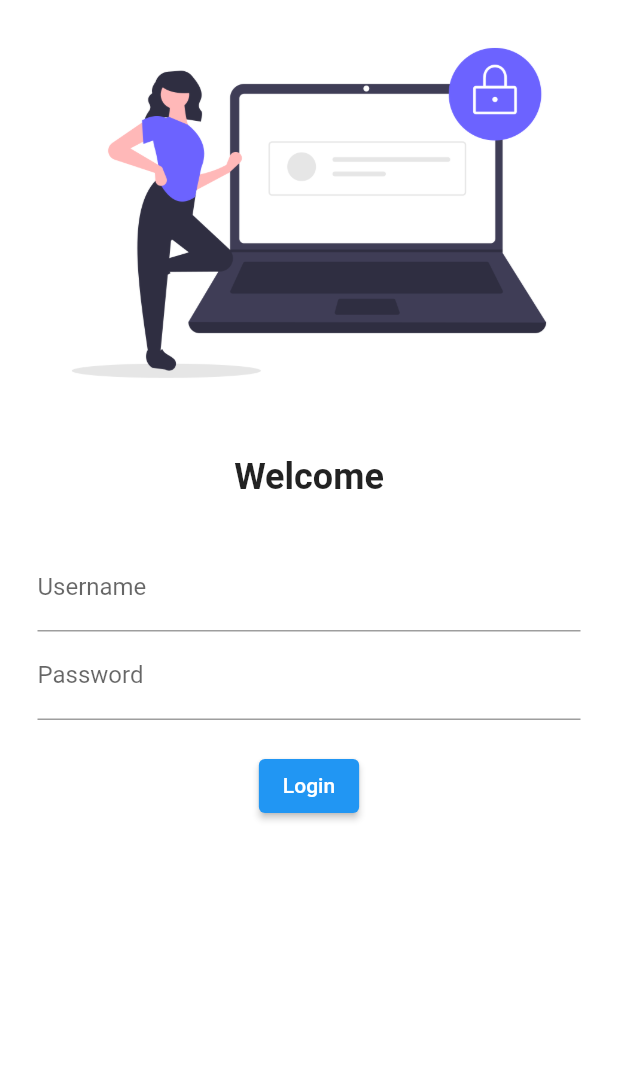
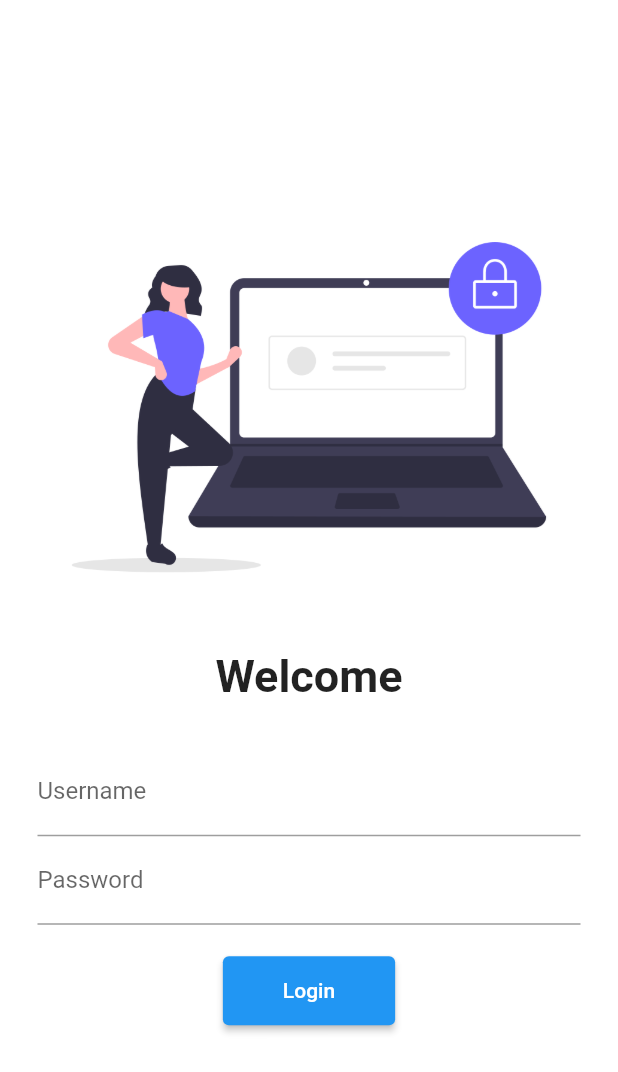
Before and after one commit to imrkale/CompleteFlutter, a Flutter app: the screen it shows after launch, on a phone screen of 412 x 824 dp. Shown: the top 1072 px of the screen. Run offline on Flutter 3.47's test engine with Material 2 defaults, Android fonts, the phone set to English and light mode, and no system bars; our stand-ins replace google_fonts.

Commit message:
Complete Day5

```diff
--- a/lib/main.dart
+++ b/lib/main.dart
@@ -1,5 +1,6 @@
 import 'package:allflutterconcepts/pages/Login.dart';
 import 'package:allflutterconcepts/pages/home_page.dart';
+import 'package:allflutterconcepts/utilities/routes.dart';
 import 'package:flutter/material.dart';
 import 'package:google_fonts/google_fonts.dart';
 void main()
@@ -17,8 +18,8 @@ class MyApp extends StatelessWidget {
       ),
       initialRoute: "/login",
       routes: {
-        "/":(context)=>HomePage(),
-        "/login":(context)=>LoginPage()
+        MyRoutes.homeRoute:(context)=>HomePage(),
+        MyRoutes.loginRoute:(context)=>LoginPage()
     },
     );
   }
--- a/lib/pages/Login.dart
+++ b/lib/pages/Login.dart
@@ -1,3 +1,5 @@
+import 'package:allflutterconcepts/pages/home_page.dart';
+import 'package:allflutterconcepts/utilities/routes.dart';
 import 'package:flutter/material.dart';
 import 'package:google_fonts/google_fonts.dart';
 class LoginPage extends StatelessWidget {
@@ -6,12 +8,13 @@ class LoginPage extends StatelessWidget {
     return Material(
       color: Colors.white,
       child: Center(
+        child: SingleChildScrollView(
           child: Column(
             children: [
               Image.asset("assets/images/login.png",),
               SizedBox(height: 20,),
               Text("Welcome"
-              ,style: TextStyle(fontSize: 24
+                ,style: TextStyle(fontSize: 30
                     ,fontWeight: FontWeight.bold,),),
               SizedBox(height: 20,),
               Padding(
@@ -36,13 +39,16 @@ class LoginPage extends StatelessWidget {
                     ),
                     ElevatedButton(onPressed: (){
                       print("CLicked");
+                      Navigator.pushNamed(context, MyRoutes.homeRoute);
                     },
+                        style: TextButton.styleFrom(padding: EdgeInsets.symmetric(vertical: 15,horizontal: 40.0)),
                         child: Text("Login")
                     )
                   ],
                 ),
               ),
             ],
+          ),
         )
       ),
     );
--- /dev/null
+++ b/lib/utilities/routes.dart
@@ -0,0 +1,4 @@
+class MyRoutes{
+  static String homeRoute="/";
+  static String loginRoute="/login";
+}
```
Lines whose indentation alone changed are shown as unchanged.
